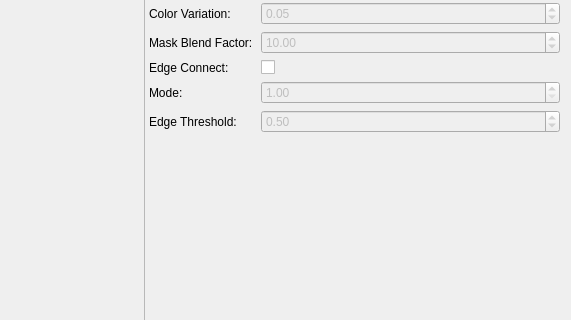
First picture: the form in image_ai_utils/common/ui/diffusion_dialog.ui, repository sumpeanut/image-ai-utils-krita, before the edit; both pictures show x 429 to 1000 and y 537 to 857 of the 1000 by 1000 pixel window.
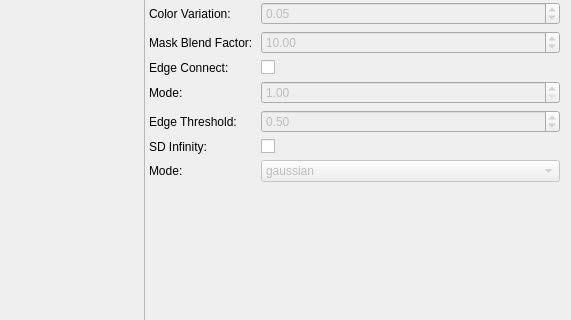
Second picture: the form after the edit.

Commit message: stablediffusion infinity filters

The edit to the form file:
```diff
--- a/image_ai_utils/common/ui/diffusion_dialog.ui
+++ b/image_ai_utils/common/ui/diffusion_dialog.ui
@@ -405,6 +405,35 @@
             <double>0.100000000000000</double></property>
            <property name="value">
             <double>0.500000000000000</double></property></widget></item>
+         <!-- begin sd-infinity experiment -->
+         <item row="17" column="0">
+          <widget class="QLabel" name="sd_infinity_label"><property name="text">
+            <string>SD Infinity:</string></property></widget></item>
+         <item row="17" column="1">
+          <widget class="QCheckBox" name="sd_infinity_check_box"><property name="text"><string/></property>
+           <property name="checked">
+            <bool>false</bool></property></widget></item>
+         <item row="18" column="0">
+          <widget class="QLabel" name="sd_infinity_mode_label"><property name="text">
+            <string>Mode:</string></property></widget></item>
+         <item row="18" column="1">
+          <widget class="QComboBox" name="sd_infinity_mode_combo_box">
+           <property name="enabled">
+            <bool>false</bool></property>
+           <item><property name="text">
+             <string>gaussian</string></property></item>
+           <item><property name="text">
+             <string>perlin</string></property></item>
+           <item><property name="text">
+             <string>edge_pad</string></property></item>
+           <item><property name="text">
+             <string>patchmatch</string></property></item>
+           <item><property name="text">
+             <string>cv2_ns</string></property></item>
+           <item><property name="text">
+             <string>cv2_telea</string></property></item>
+           <item><property name="text">
+             <string>mean_fill</string></property></item></widget></item>
         </layout>
        </item>
        <item>
```
The commit also changes 11 other files.
